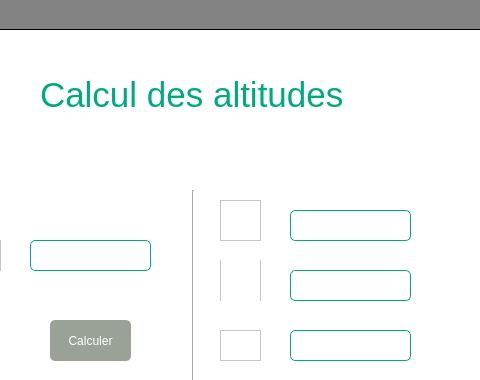
Qt form main_window.ui (hamzamogni/geodesy) before a commit; both pictures show x 200 to 680 and y 0 to 380 of the 850 by 600 pixel window.
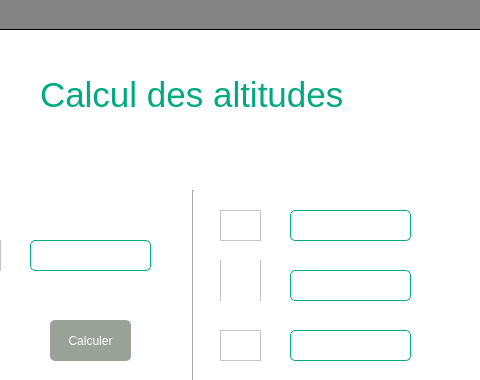
The same form after that commit. The open tabs and pages were chosen to show the change. Icons and pictures are not drawn.

```diff
--- a/main_window.ui
+++ b/main_window.ui
@@ -1320,9 +1320,9 @@
             <property name="geometry">
              <rect>
               <x>370</x>
-              <y>170</y>
+              <y>180</y>
               <width>41</width>
-              <height>41</height>
+              <height>31</height>
              </rect>
             </property>
             <property name="styleSheet">
```
Left out of the diff: 8 changed lines with no effect on the pictures.
